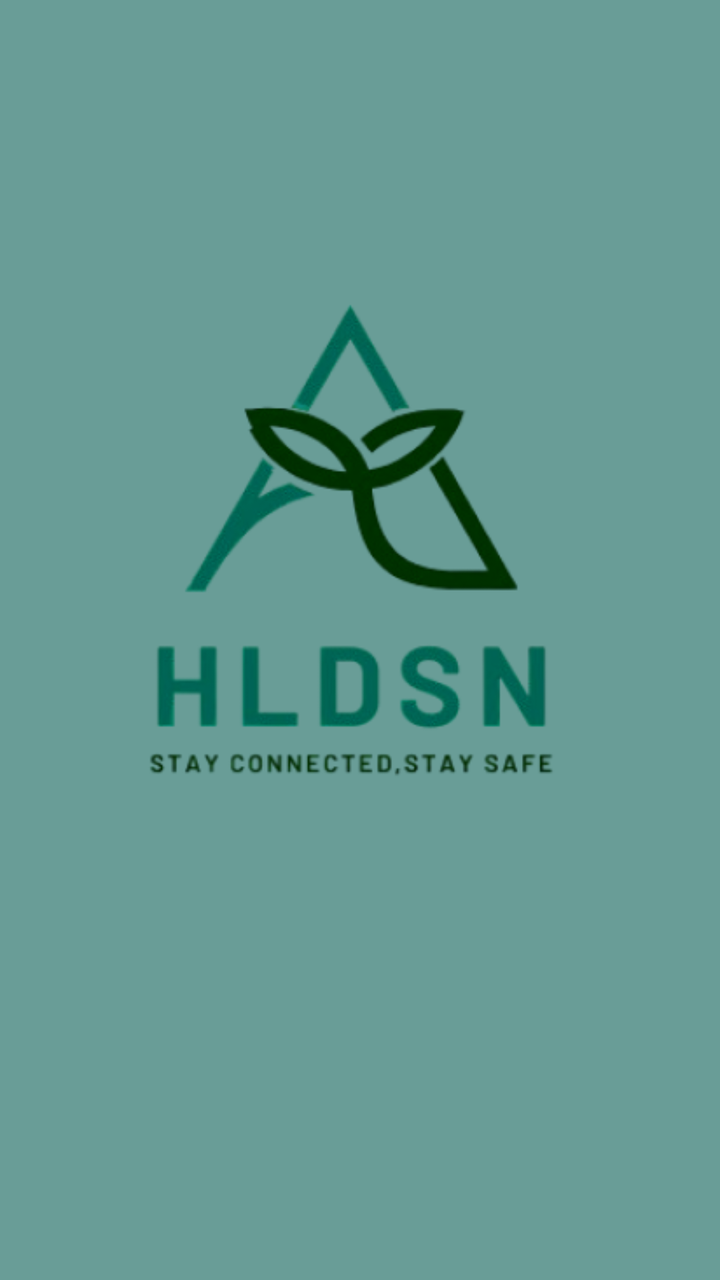
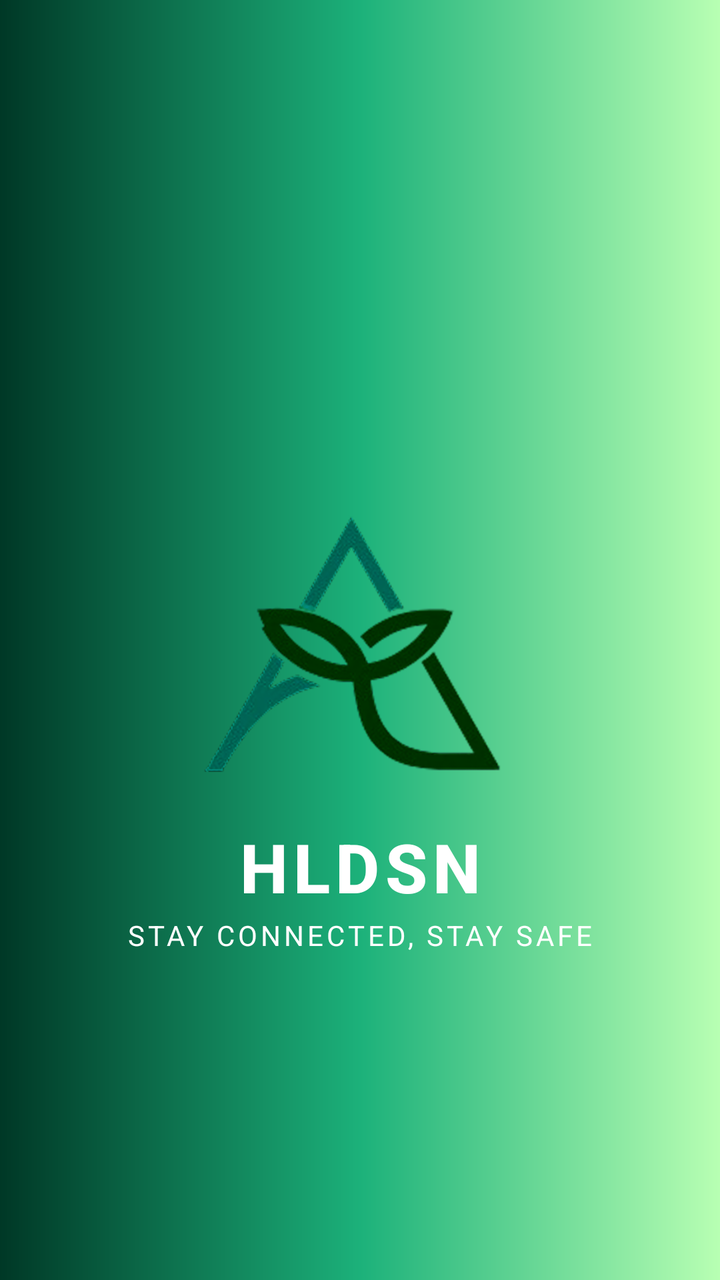

Compare the two renders of this Android layout. The source of the first and the diff that turns it into the second are given below.
<!-- AndroidManifest.xml: application theme Theme.HLDSN -->
<!-- res/layout/activity_launch.xml -->
<?xml version="1.0" encoding="utf-8"?>
<androidx.constraintlayout.widget.ConstraintLayout xmlns:android="http://schemas.android.com/apk/res/android"
    android:id="@+id/main"
    xmlns:app="http://schemas.android.com/apk/res-auto"
    xmlns:tools="http://schemas.android.com/tools"

    android:layout_width="match_parent"
    android:layout_height="match_parent"
    android:background="@drawable/launch_background"

    tools:context=".LaunchActivity">

    
    <ImageView

        android:id="@+id/imageView"
        android:layout_width="0dp"
        android:layout_height="0dp"
        android:scaleType="centerCrop"
        android:src="@drawable/launch_background"
        app:layout_constraintTop_toTopOf="parent"
        app:layout_constraintBottom_toBottomOf="parent"
        app:layout_constraintStart_toStartOf="parent"
        app:layout_constraintEnd_toEndOf="parent" />

</androidx.constraintlayout.widget.ConstraintLayout>
<!-- resources referenced by this layout -->
<resources>
  <!-- drawable launch_background: png bitmap (drawable, 42232 bytes) -->
  <style name="Theme.HLDSN" parent="Base.Theme.HLDSN" />
  <style name="Base.Theme.HLDSN" parent="Theme.Material3.DayNight.NoActionBar">
          
          
      </style>
</resources>

<!-- the commit's change to res/layout/activity_launch.xml (unified diff, before → after) -->
@@ -1,26 +1,54 @@
 <?xml version="1.0" encoding="utf-8"?>
 <androidx.constraintlayout.widget.ConstraintLayout xmlns:android="http://schemas.android.com/apk/res/android"
-    android:id="@+id/main"
     xmlns:app="http://schemas.android.com/apk/res-auto"
     xmlns:tools="http://schemas.android.com/tools"
-
     android:layout_width="match_parent"
     android:layout_height="match_parent"
-    android:background="@drawable/launch_background"
-
+    android:background="@drawable/launch_gradient_bg"
     tools:context=".LaunchActivity">
 
-    
     <ImageView
-
-        android:id="@+id/imageView"
-        android:layout_width="0dp"
-        android:layout_height="0dp"
-        android:scaleType="centerCrop"
-        android:src="@drawable/launch_background"
+        android:id="@+id/logoMark"
+        android:layout_width="320dp"
+        android:layout_height="320dp"
+        android:src="@drawable/ic_logo_mark"
+        android:contentDescription="HLDSN Logo"
+        android:scaleType="fitCenter"
         app:layout_constraintTop_toTopOf="parent"
         app:layout_constraintBottom_toBottomOf="parent"
         app:layout_constraintStart_toStartOf="parent"
-        app:layout_constraintEnd_toEndOf="parent" />
+        app:layout_constraintEnd_toEndOf="parent"
+        android:layout_marginTop="-12dp" />
+
+    <TextView
+        android:id="@+id/logoWordmark"
+        android:layout_width="wrap_content"
+        android:layout_height="wrap_content"
+        android:text="HLDSN"
+        android:textColor="#FFFFFFFF"
+        android:textSize="34sp"
+        android:textStyle="bold"
+        android:fontFamily="sans-serif-medium"
+        android:letterSpacing="0.08"
+        app:layout_constraintTop_toBottomOf="@id/logoMark"
+        app:layout_constraintStart_toStartOf="parent"
+        app:layout_constraintEnd_toEndOf="parent"
+        android:layout_marginTop="-64dp" />
+
+    <TextView
+        android:id="@+id/tagline"
+        android:layout_width="wrap_content"
+        android:layout_height="wrap_content"
+        android:text="STAY CONNECTED, STAY SAFE"
+        android:textColor="#FFFFFFFF"
+        android:textSize="14sp"
+        android:letterSpacing="0.12"
+        android:fontFamily="sans-serif"
+        app:layout_constraintTop_toBottomOf="@id/logoWordmark"
+        app:layout_constraintStart_toStartOf="parent"
+        app:layout_constraintEnd_toEndOf="parent"
+        android:layout_marginTop="2dp" />
+
+
 
 </androidx.constraintlayout.widget.ConstraintLayout>
<!-- resource entries referenced after the edit -->
@@ -1,6 +1,15 @@
 <!-- resources referenced by this layout -->
 <resources>
-  <!-- drawable launch_background: png bitmap (drawable, 42232 bytes) -->
+  <!-- drawable ic_logo_mark: png bitmap (drawable, 65822 bytes) -->
+  <!-- drawable launch_gradient_bg (drawable) -->
+  <?xml version="1.0" encoding="utf-8"?>
+  <shape xmlns:android="http://schemas.android.com/apk/res/android">
+      <gradient
+          android:startColor="#B8FFB3"
+          android:centerColor="#1CB17A"
+          android:endColor="#003826"
+          android:angle="180" />
+  </shape>
   <style name="Theme.HLDSN" parent="Base.Theme.HLDSN" />
   <style name="Base.Theme.HLDSN" parent="Theme.Material3.DayNight.NoActionBar">
           
